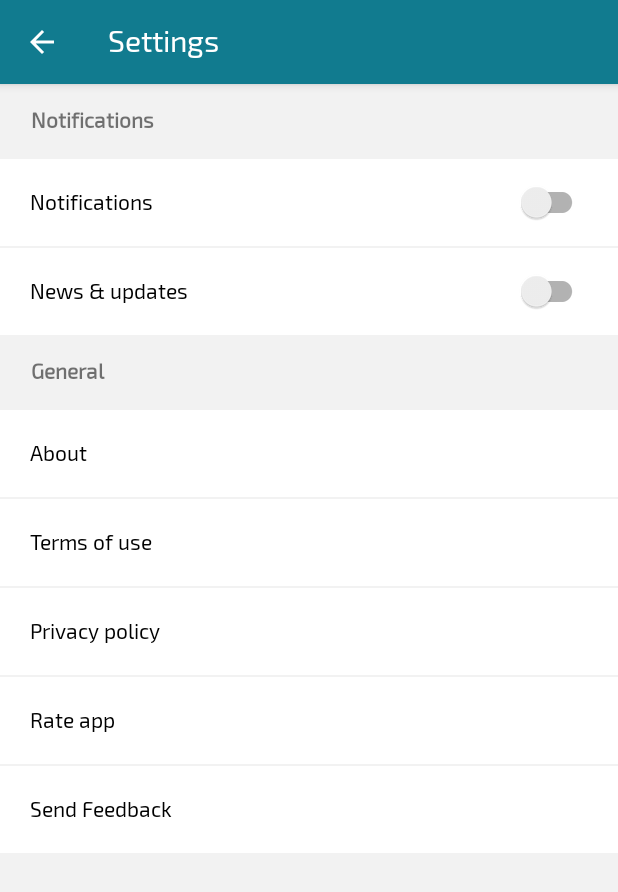
After one commit to JulieGibbs/Automart, an Android app: the SettingsActivity screen opened directly, with no data from a screen before it, on a phone screen of 412 x 824 dp. The commit adds this screen. Shown: the top 892 px of the screen. Run offline under Robolectric (Android 15) with nearby library versions, the phone set to English and light mode, and no system bars.

Commit message:
implemented app settings

```diff
--- a/app/src/main/AndroidManifest.xml
+++ b/app/src/main/AndroidManifest.xml
@@ -33,7 +33,8 @@
             android:screenOrientation="portrait"
             android:windowSoftInputMode="adjustResize" />
         <activity android:name=".activities.CarActivity" />
-        <activity android:name=".activities.WatchlistActivity"></activity>
+        <activity android:name=".activities.WatchlistActivity" />
+        <activity android:name=".activities.SettingsActivity"></activity>
     </application>
 
 </manifest>
--- a/app/src/main/java/com/gelostech/automart/activities/MainActivity.kt
+++ b/app/src/main/java/com/gelostech/automart/activities/MainActivity.kt
@@ -131,6 +131,7 @@ class MainActivity : BaseActivity(), AHBottomNavigation.OnTabSelectedListener,
                 .withOnDrawerItemClickListener { _, _, drawerItem ->
                     when(drawerItem) {
                         watchlist -> launchActivity(WatchlistActivity::class.java)
+                        settings -> launchActivity(SettingsActivity::class.java)
                     }
                     true
                 }
--- /dev/null
+++ b/app/src/main/java/com/gelostech/automart/activities/SettingsActivity.kt
@@ -0,0 +1,105 @@
+package com.gelostech.automart.activities
+
+import android.annotation.SuppressLint
+import android.content.ActivityNotFoundException
+import android.content.Intent
+import android.content.SharedPreferences
+import android.net.Uri
+import android.os.Bundle
+import android.view.MenuItem
+import android.view.View
+import com.gelostech.automart.R
+import com.gelostech.automart.commoners.AppUtils
+import com.gelostech.automart.commoners.BaseActivity
+import com.gelostech.automart.commoners.K
+import com.gelostech.automart.utils.PreferenceHelper
+import com.gelostech.automart.utils.PreferenceHelper.set
+import kotlinx.android.synthetic.main.activity_settings.*
+
+class SettingsActivity : BaseActivity(), View.OnClickListener {
+    private lateinit var prefs:SharedPreferences
+
+    override fun onCreate(savedInstanceState: Bundle?) {
+        super.onCreate(savedInstanceState)
+        setContentView(R.layout.activity_settings)
+
+        prefs = PreferenceHelper.defaultPrefs(this)
+
+        initViews()
+    }
+
+    private fun initViews() {
+        setSupportActionBar(toolbar)
+        supportActionBar?.setDisplayHomeAsUpEnabled(true)
+        supportActionBar?.setDisplayShowHomeEnabled(true)
+        supportActionBar?.title = "Settings"
+
+        notifications()
+    }
+
+    override fun onClick(v: View?) {
+        when(v?.id) {
+            R.id.about -> about()
+            R.id.terms -> tou()
+            R.id.privacy -> privacy()
+            R.id.rate ->  rate()
+            R.id.feedback -> feedback()
+        }
+    }
+
+    private fun notifications() {
+        notifications.setOnCheckedChangeListener { _, isChecked ->
+            prefs[K.NOTIFICATIONS] = isChecked
+        }
+
+        news.setOnCheckedChangeListener { _, isChecked ->
+            prefs[K.NEWS] = isChecked
+        }
+    }
+
+    private fun about() {
+
+    }
+
+    private fun tou() {
+
+    }
+
+    private fun privacy() {
+
+    }
+
+    @SuppressLint("InlinedApi")
+    private fun rate() {
+        val uri = Uri.parse(resources.getString(R.string.play_store_link) + this.packageName)
+        val goToMarket = Intent(Intent.ACTION_VIEW, uri)
+
+        goToMarket.addFlags(Intent.FLAG_ACTIVITY_NO_HISTORY or Intent.FLAG_ACTIVITY_NEW_DOCUMENT or Intent.FLAG_ACTIVITY_MULTIPLE_TASK)
+        try {
+            startActivity(goToMarket)
+        } catch (e: ActivityNotFoundException) {
+            startActivity(Intent(Intent.ACTION_VIEW,
+                    Uri.parse(resources.getString(R.string.play_store_link) + this.packageName)))
+        }
+    }
+
+    private fun feedback() {
+        val emailIntent = Intent(Intent.ACTION_SENDTO)
+        emailIntent.data = Uri.parse("mailto: tirgeic@gmail.com")
+        emailIntent.putExtra(Intent.EXTRA_SUBJECT, "Automart")
+        startActivity(Intent.createChooser(emailIntent, "Send feedback"))
+    }
+
+    override fun onOptionsItemSelected(item: MenuItem?): Boolean {
+        when(item?.itemId) {
+            android.R.id.home -> onBackPressed()
+        }
+
+        return true
+    }
+
+    override fun onBackPressed() {
+        super.onBackPressed()
+        AppUtils.animateEnterLeft(this)
+    }
+}
--- a/app/src/main/java/com/gelostech/automart/commoners/K.kt
+++ b/app/src/main/java/com/gelostech/automart/commoners/K.kt
@@ -8,6 +8,11 @@ object K {
     const val CHAT_ID = "chat_id"
     const val CHAT_NAME = "chat_name"
 
+    // car
     const val CAR = "car"
 
+    // notifications
+    const val NOTIFICATIONS = "notifications"
+    const val NEWS = "news"
+
 }
--- /dev/null
+++ b/app/src/main/res/layout/activity_settings.xml
@@ -0,0 +1,111 @@
+<?xml version="1.0" encoding="utf-8"?>
+<RelativeLayout xmlns:android="http://schemas.android.com/apk/res/android"
+    xmlns:app="http://schemas.android.com/apk/res-auto"
+    xmlns:tools="http://schemas.android.com/tools"
+    android:layout_width="match_parent"
+    android:layout_height="match_parent"
+    tools:context=".activities.SettingsActivity"
+    android:background="@color/light_background">
+
+    <android.support.v7.widget.Toolbar
+        android:layout_width="match_parent"
+        android:layout_height="wrap_content"
+        android:id="@+id/toolbar"
+        style="?android:actionBarStyle"
+        android:layout_alignParentTop="true"
+        android:background="@color/colorPrimary"
+        android:theme="@style/ThemeOverlay.AppCompat.Dark.ActionBar"/>
+
+    <ScrollView
+        android:layout_width="match_parent"
+        android:layout_height="match_parent"
+        android:layout_below="@id/toolbar">
+
+        <LinearLayout
+            android:layout_width="match_parent"
+            android:layout_height="wrap_content"
+            android:orientation="vertical">
+
+            <TextView
+                android:layout_width="match_parent"
+                android:layout_height="wrap_content"
+                android:text="@string/notifications"
+                android:layout_marginStart="5dp"
+                android:textStyle="bold"
+                android:padding="@dimen/settings_header_padding"/>
+
+            <android.support.v7.widget.SwitchCompat
+                android:layout_width="match_parent"
+                android:layout_height="wrap_content"
+                android:padding="@dimen/settings_padding"
+                android:id="@+id/notifications"
+                android:text="@string/notifications"
+                android:layout_marginTop="1dp"
+                android:background="@android:color/white"/>
+
+            <android.support.v7.widget.SwitchCompat
+                android:layout_width="match_parent"
+                android:layout_height="wrap_content"
+                android:padding="@dimen/settings_padding"
+                android:id="@+id/news"
+                android:text="@string/news_and_updates"
+                android:layout_marginTop="1dp"
+                android:background="@android:color/white"/>
+
+            <TextView
+                android:layout_width="match_parent"
+                android:layout_height="wrap_content"
+                android:text="@string/general"
+                android:layout_marginStart="5dp"
+                android:textStyle="bold"
+                android:padding="@dimen/settings_header_padding"/>
+
+
+            <TextView
+                android:layout_width="match_parent"
+                android:layout_height="wrap_content"
+                android:text="@string/about"
+                android:onClick="onClick"
+                android:id="@+id/about"
+                style="@style/SettingsTile"/>
+
+
+            <TextView
+                android:layout_width="match_parent"
+                android:layout_height="wrap_content"
+                android:text="@string/terms_of_use"
+                android:onClick="onClick"
+                android:id="@+id/terms"
+                style="@style/SettingsTile"/>
+
+
+            <TextView
+                android:layout_width="match_parent"
+                android:layout_height="wrap_content"
+                android:text="@string/privacy_policy"
+                android:id="@+id/privacy"
+                android:onClick="onClick"
+                style="@style/SettingsTile"/>
+
+            <TextView
+                android:layout_width="match_parent"
+                android:layout_height="wrap_content"
+                android:text="@string/rate_app"
+                android:id="@+id/rate"
+                android:onClick="onClick"
+                style="@style/SettingsTile"/>
+
+            <TextView
+                android:layout_width="match_parent"
+                android:layout_height="wrap_content"
+                android:text="@string/send_feedback"
+                android:id="@+id/feedback"
+                android:onClick="onClick"
+                style="@style/SettingsTile"/>
+
+        </LinearLayout>
+
+
+    </ScrollView>
+
+</RelativeLayout>
--- a/app/src/main/res/values/dimens.xml
+++ b/app/src/main/res/values/dimens.xml
@@ -15,5 +15,7 @@
     <dimen name="notif_padding_h">10dp</dimen>
     <dimen name="small_padding">5dp</dimen>
 
+    <dimen name="settings_padding">20dp</dimen>
+    <dimen name="settings_header_padding">15dp</dimen>
 
 </resources>
--- a/app/src/main/res/values/strings.xml
+++ b/app/src/main/res/values/strings.xml
@@ -1,8 +1,5 @@
 <resources>
     <string name="app_name">Automart</string>
-
-    <!-- TODO: Remove or change this placeholder text -->
-    <string name="hello_blank_fragment">Hello blank fragment</string>
 
     <string name="dot">\u2022</string>
     <string name="sample_features">2004 \u2022 48000km \u2022 Manual</string>
@@ -11,4 +8,14 @@
         since purchase. It is mechanically sound with a still impeccable paint job that
         makes it look as good as new. Feel free to make any inquiry
     </string>
+
+    <string name="play_store_link">https://play.google.com/store/apps/details?id=</string>
+    <string name="notifications">Notifications</string>
+    <string name="news_and_updates">News &amp; updates</string>
+    <string name="general">General</string>
+    <string name="about">About</string>
+    <string name="terms_of_use">Terms of use</string>
+    <string name="privacy_policy">Privacy policy</string>
+    <string name="rate_app">Rate app</string>
+    <string name="send_feedback">Send Feedback</string>
 </resources>
--- a/app/src/main/res/values/styles.xml
+++ b/app/src/main/res/values/styles.xml
@@ -25,5 +25,12 @@
         <item name="android:fontFamily">@font/exo_bold</item>
     </style>
 
+    <style name="SettingsTile">
+        <item name="android:padding">@dimen/settings_padding</item>
+        <item name="android:textColor">@android:color/black</item>
+        <item name="android:background">@android:color/white</item>
+        <item name="android:layout_marginTop">1dp</item>
+    </style>
+
 
 </resources>
```
